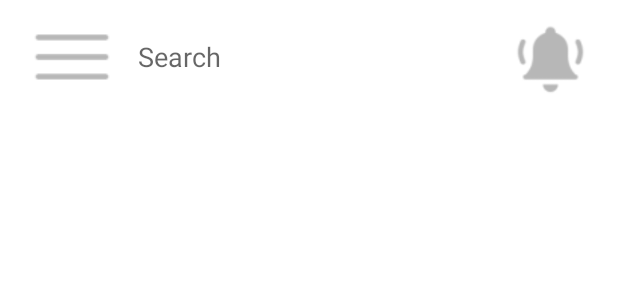
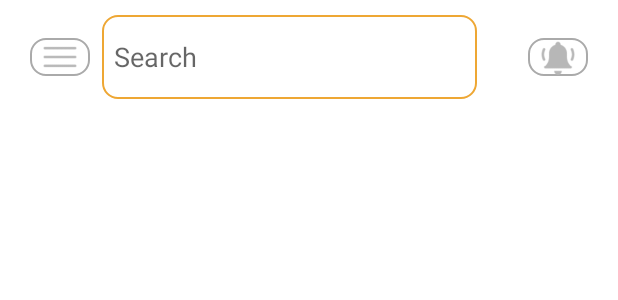
Before and after one commit to AbdessamadBounasseh/dish-wish-frontend, an Android app built with Jetpack Compose: the layout fragment_filter_by_name_or_city.xml on its own in the app's theme, with its tools: preview values and no code run, on a phone screen of 412 x 824 dp. Shown: the top 300 px of the screen. Run offline under Robolectric (Android 15) with nearby library versions, the phone set to English and light mode, and no system bars.

Commit message:
changed search bar

```diff
--- a/app/src/main/AndroidManifest.xml
+++ b/app/src/main/AndroidManifest.xml
@@ -46,7 +46,7 @@
             android:exported="false" />
 
         <activity
-            android:name=".history_folder.HistoryActivity"
+            android:name=".MainActivity"
             android:exported="true"
             android:label="@string/app_name"
             android:theme="@style/Theme.Dishwishfrontend.NoActionBar">
--- a/app/src/main/res/layout/fragment_filter_by_name_or_city.xml
+++ b/app/src/main/res/layout/fragment_filter_by_name_or_city.xml
@@ -10,15 +10,15 @@
     <androidx.appcompat.widget.Toolbar
         android:id="@+id/toolbar"
         android:layout_width="match_parent"
-        android:layout_height="?attr/actionBarSize"
-        android:background="@color/white">
+        android:layout_height="?attr/actionBarSize">
 
         <!-- Left icon for menu -->
         <ImageView
             android:id="@+id/menuIcon"
-            android:layout_width="wrap_content"
-            android:layout_height="wrap_content"
+            android:layout_width="40dp"
+            android:layout_height="25dp"
             android:layout_gravity="start"
+            android:background="@drawable/custom_input"
             android:layout_marginStart="20dp"
             android:src="@drawable/ic_menu" />
 
@@ -30,7 +30,7 @@
             android:layout_marginStart="8dp"
             android:layout_marginEnd="8dp"
             android:layout_weight="1"
-            android:background="@android:color/transparent"
+            android:background="@drawable/custom_input"
             android:hint="Search"
             android:inputType="text"
             android:padding="8dp" />
@@ -38,8 +38,9 @@
         <!-- Right icon for notification -->
         <ImageView
             android:id="@+id/notificationIcon"
-            android:layout_width="wrap_content"
-            android:layout_height="wrap_content"
+            android:layout_width="40dp"
+            android:layout_height="25dp"
+            android:background="@drawable/custom_input"
             android:layout_gravity="end"
             android:layout_marginEnd="20dp"
             android:src="@drawable/ic_notification" />
```
Also changed, not shown: 99 other files.
